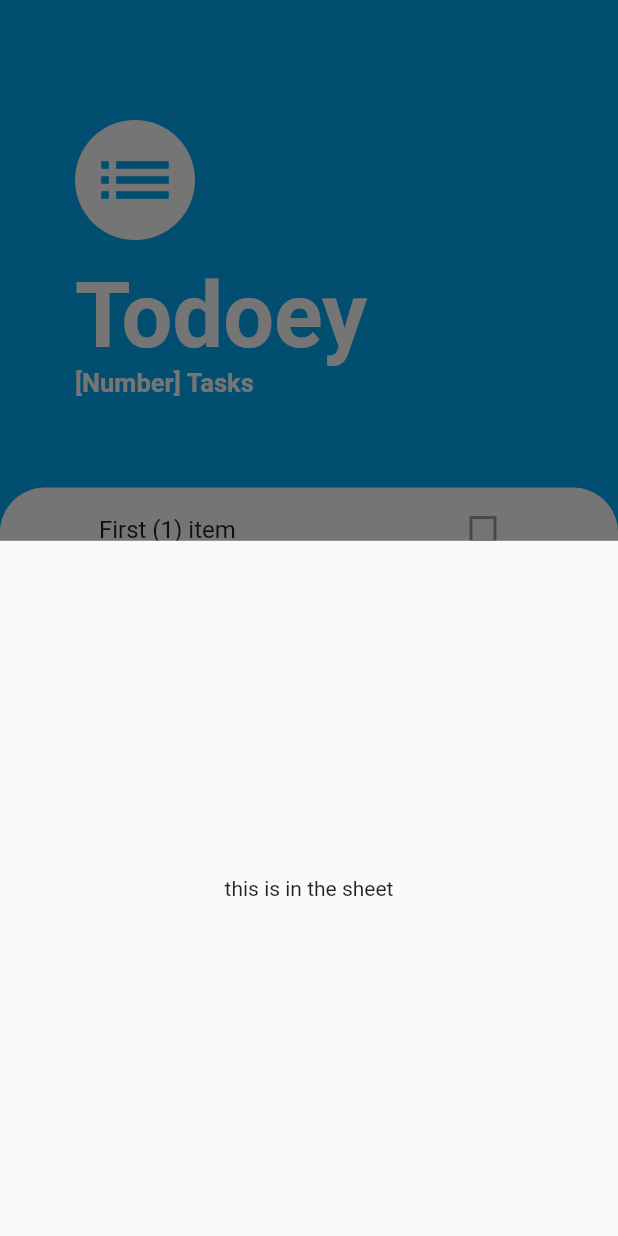
After one commit to stefaniamak/flutter_course, a Flutter app: the screen it shows after launch, after a tap on the "add" icon, on a phone screen of 412 x 824 dp. The commit adds this screen. Run offline on Flutter 3.47's test engine with Material 2 defaults, Android fonts, the phone set to English and light mode, and no system bars; our stand-ins replace animated_text_kit, audioplayers, cloud_firestore, firebase_auth, firebase_core, flutter_spinkit and 4 more; accounts and stored records are empty.

Commit message:
feat(todoey): buttom sheet made

```diff
--- /dev/null
+++ b/todoey_flutter/lib/screens/add_task_bottom_sheet.dart
@@ -0,0 +1,12 @@
+import 'package:flutter/material.dart';
+
+class AddTaskBottomSheet extends StatelessWidget {
+  @override
+  Widget build(BuildContext context) {
+    return Container(
+      child: Center(
+        child: Text('this is in the sheet'),
+      ),
+    );
+  }
+}
--- a/todoey_flutter/lib/screens/tasks_screen.dart
+++ b/todoey_flutter/lib/screens/tasks_screen.dart
@@ -1,5 +1,6 @@
 import 'package:flutter/material.dart';
 import 'package:todoey_flutter/widgets/task_list.dart';
+import 'package:todoey_flutter/screens/add_task_bottom_sheet.dart';
 
 class TasksScreen extends StatelessWidget {
   @override
@@ -8,7 +9,10 @@ class TasksScreen extends StatelessWidget {
       backgroundColor: Colors.lightBlue,
       floatingActionButton: FloatingActionButton(
         backgroundColor: Colors.lightBlue,
-        onPressed: null,
+        onPressed: () {
+          showModalBottomSheet(
+              context: context, builder: (context) => AddTaskBottomSheet());
+        },
         tooltip: 'Increment',
         child: Icon(
           Icons.add,
```
